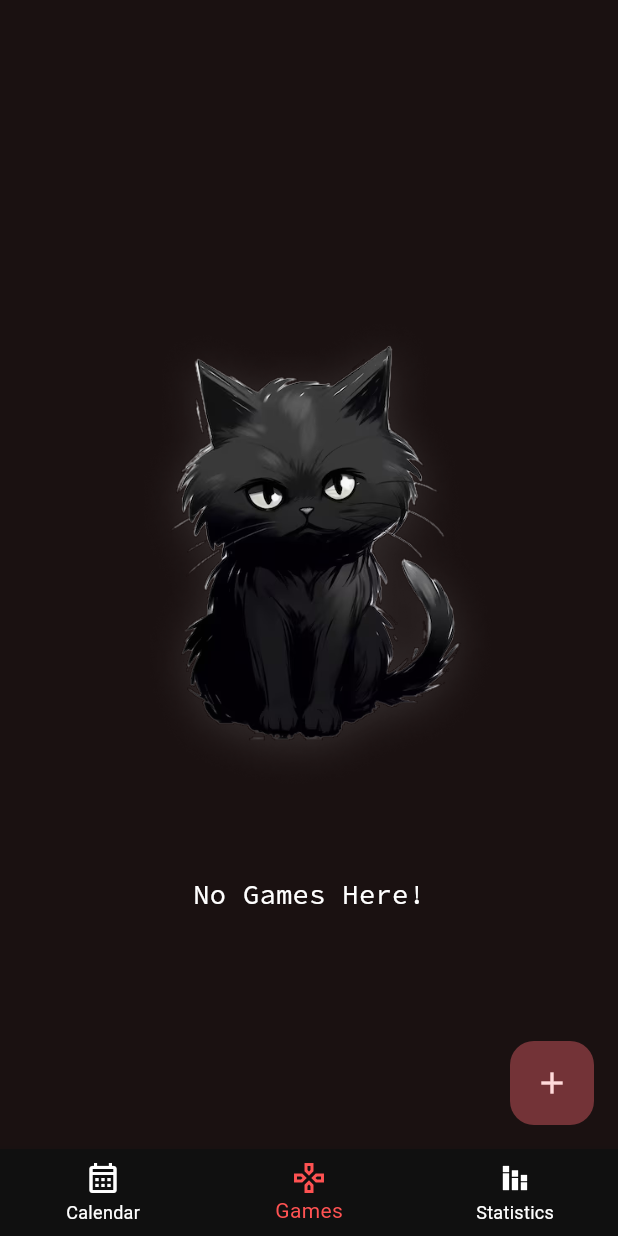
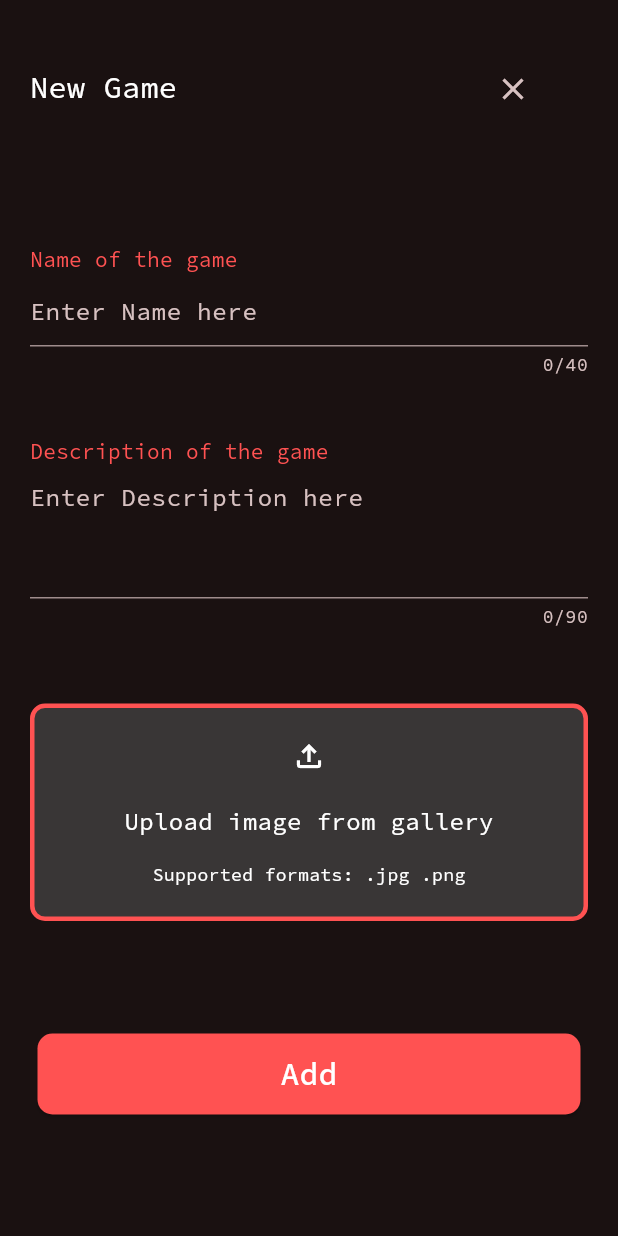
Before and after one commit to nikhil-RGB/gaming-tracker, a Flutter app: the screen it shows after launch, item 2 of the bottom bar chosen, after a tap on the "add" icon, on a phone screen of 412 x 824 dp. Run offline on Flutter 3.47's test engine with Material 3 defaults, Android fonts, the phone set to English and light mode, and no system bars; our stand-ins replace calendar_date_picker2, fluttertoast, gap, google_fonts.

Commit message:
✨ Create "Add Game" page

```diff
--- a/lib/main.dart
+++ b/lib/main.dart
@@ -1,5 +1,4 @@
 import 'package:flutter/material.dart';
-import 'package:gaming_tracker/pages/CalendarPage.dart';
 import 'package:gaming_tracker/pages/LandingPage.dart';
 import 'package:google_fonts/google_fonts.dart';
 
@@ -10,11 +9,10 @@ void main() {
 class MyApp extends StatelessWidget {
   const MyApp({super.key});
 
-  // This widget is the root of your application.
   @override
   Widget build(BuildContext context) {
     return MaterialApp(
-      title: 'Flutter Demo',
+      title: 'Gaming Tracker',
       theme: ThemeData(
         useMaterial3: true,
         colorScheme: ColorScheme.fromSeed(
@@ -27,91 +25,3 @@ class MyApp extends StatelessWidget {
     );
   }
 }
-
-class MyHomePage extends StatefulWidget {
-  const MyHomePage({super.key, required this.title});
-
-  // This widget is the home page of your application. It is stateful, meaning
-  // that it has a State object (defined below) that contains fields that affect
-  // how it looks.
-
-  // This class is the configuration for the state. It holds the values (in this
-  // case the title) provided by the parent (in this case the App widget) and
-  // used by the build method of the State. Fields in a Widget subclass are
-  // always marked "final".
-
-  final String title;
-
-  @override
-  State<MyHomePage> createState() => _MyHomePageState();
-}
-
-class _MyHomePageState extends State<MyHomePage> {
-  int _counter = 0;
-
-  void _incrementCounter() {
-    setState(() {
-      // This call to setState tells the Flutter framework that something has
-      // changed in this State, which causes it to rerun the build method below
-      // so that the display can reflect the updated values. If we changed
-      // _counter without calling setState(), then the build method would not be
-      // called again, and so nothing would appear to happen.
-      _counter++;
-    });
-  }
-
-  @override
-  Widget build(BuildContext context) {
-    // This method is rerun every time setState is called, for instance as done
-    // by the _incrementCounter method above.
-    //
-    // The Flutter framework has been optimized to make rerunning build methods
-    // fast, so that you can just rebuild anything that needs updating rather
-    // than having to individually change instances of widgets.
-    return Scaffold(
-      appBar: AppBar(
-        // TRY THIS: Try changing the color here to a specific color (to
-        // Colors.amber, perhaps?) and trigger a hot reload to see the AppBar
-        // change color while the other colors stay the same.
-        backgroundColor: Theme.of(context).colorScheme.inversePrimary,
-        // Here we take the value from the MyHomePage object that was created by
-        // the App.build method, and use it to set our appbar title.
-        title: Text(widget.title),
-      ),
-      body: Center(
-        // Center is a layout widget. It takes a single child and positions it
-        // in the middle of the parent.
-        child: Column(
-          // Column is also a layout widget. It takes a list of children and
-          // arranges them vertically. By default, it sizes itself to fit its
-          // children horizontally, and tries to be as tall as its parent.
-          //
-          // Column has various properties to control how it sizes itself and
-          // how it positions its children. Here we use mainAxisAlignment to
-          // center the children vertically; the main axis here is the vertical
-          // axis because Columns are vertical (the cross axis would be
-          // horizontal).
-          //
-          // TRY THIS: Invoke "debug painting" (choose the "Toggle Debug Paint"
-          // action in the IDE, or press "p" in the console), to see the
-          // wireframe for each widget.
-          mainAxisAlignment: MainAxisAlignment.center,
-          children: <Widget>[
-            const Text(
-              'You have pushed the button this many times:',
-            ),
-            Text(
-              '$_counter',
-              style: Theme.of(context).textTheme.headlineMedium,
-            ),
-          ],
-        ),
-      ),
-      floatingActionButton: FloatingActionButton(
-        onPressed: _incrementCounter,
-        tooltip: 'Increment',
-        child: const Icon(Icons.add),
-      ), // This trailing comma makes auto-formatting nicer for build methods.
-    );
-  }
-}
--- /dev/null
+++ b/lib/pages/AddGamePage.dart
@@ -0,0 +1,193 @@
+import 'package:flutter/material.dart';
+import 'package:gap/gap.dart';
+import 'package:fluttertoast/fluttertoast.dart';
+
+class AddGamePage extends StatefulWidget {
+  @override
+  State<AddGamePage> createState() => _AddGamePageState();
+}
+
+class _AddGamePageState extends State<AddGamePage> {
+  final TextEditingController _name = TextEditingController();
+  final TextEditingController _description = TextEditingController();
+  @override
+  Widget build(BuildContext context) {
+    ThemeData theme = Theme.of(context);
+    return Scaffold(
+      // resizeToAvoidBottomInset: false,
+      body: SingleChildScrollView(
+        child: Column(
+          crossAxisAlignment: CrossAxisAlignment.start,
+          mainAxisAlignment: MainAxisAlignment.start,
+          children: [
+            const SizedBox(
+              height: 15,
+            ),
+            Padding(
+              padding: const EdgeInsets.all(20.0),
+              child: Row(
+                children: [
+                  const Text(
+                    "New Game",
+                    style: TextStyle(fontSize: 20, color: Colors.white),
+                  ),
+                  const Gap(200),
+                  IconButton(
+                      onPressed: () {
+                        Navigator.of(context).pop();
+                      },
+                      icon: const Icon(Icons.close)),
+                ],
+              ),
+            ),
+            const SizedBox(
+              height: 40,
+            ),
+            buildNameField(),
+            buildDescriptionField(),
+            Gap(10),
+            buildImageContainer(),
+            Gap(30),
+            buildSubmitButton(),
+          ],
+        ),
+      ),
+    );
+  }
+
+  Widget buildNameField() {
+    return Padding(
+      padding: const EdgeInsets.all(20.0),
+      child: Column(
+        mainAxisAlignment: MainAxisAlignment.start,
+        crossAxisAlignment: CrossAxisAlignment.start,
+        children: [
+          const Text(
+            "Name of the game",
+            style: TextStyle(
+              fontSize: 14,
+              color: Colors.redAccent,
+            ),
+          ),
+          TextField(
+            controller: _name,
+            maxLength: 40,
+            style: const TextStyle(color: Colors.white),
+            decoration: const InputDecoration(
+              hintText: "Enter Name here",
+            ),
+          ),
+        ],
+      ),
+    );
+  }
+
+  Widget buildDescriptionField() {
+    return Padding(
+      padding: const EdgeInsets.all(20.0),
+      child: Column(
+        mainAxisAlignment: MainAxisAlignment.start,
+        crossAxisAlignment: CrossAxisAlignment.start,
+        children: [
+          const Text(
+            "Description of the game",
+            style: TextStyle(
+              fontSize: 14,
+              color: Colors.redAccent,
+            ),
+          ),
+          TextField(
+            controller: _description,
+            maxLines: 3,
+            maxLength: 90,
+            style: const TextStyle(color: Colors.white),
+            decoration: const InputDecoration(
+              hintText: "Enter Description here",
+            ),
+          ),
+        ],
+      ),
+    );
+  }
+
+  //Build an image container
+  Widget buildImageContainer() {
+    return Padding(
+      padding: const EdgeInsets.all(20.0),
+      child: Container(
+        decoration: BoxDecoration(
+          color: Color.fromARGB(255, 57, 54, 54),
+          border: Border.all(
+            color: Colors.redAccent,
+            width: 3.0,
+          ),
+          borderRadius: BorderRadius.circular(10.0),
+        ),
+        child: const Padding(
+          padding: EdgeInsets.all(20.0),
+          child: Center(
+            child: Column(
+              mainAxisAlignment: MainAxisAlignment.center,
+              crossAxisAlignment: CrossAxisAlignment.center,
+              children: [
+                Icon(Icons.file_upload_outlined),
+                SizedBox(height: 20.0),
+                Text(
+                  "Upload image from gallery",
+                  style: TextStyle(fontSize: 16, color: Colors.white),
+                ),
+                Gap(15),
+                Text(
+                  "Supported formats: .jpg .png",
+                  style: TextStyle(fontSize: 12, color: Colors.white),
+                )
+              ],
+            ),
+          ),
+        ),
+      ),
+    );
+  }
+
+  // Construct a submit button to save game info
+  Widget buildSubmitButton() {
+    return Container(
+      padding: const EdgeInsets.all(15.0),
+      margin: const EdgeInsets.all(10.0),
+      child: ElevatedButton(
+          style: ElevatedButton.styleFrom(
+            shape: RoundedRectangleBorder(
+              borderRadius: BorderRadius.circular(10.0),
+            ),
+            backgroundColor: Colors.redAccent,
+          ),
+          onPressed: () {
+            save();
+            Fluttertoast.showToast(
+                msg: "Entry Saved!",
+                toastLength: Toast.LENGTH_SHORT,
+                gravity: ToastGravity.BOTTOM,
+                timeInSecForIosWeb: 1,
+                backgroundColor: Color.fromARGB(255, 41, 40, 40),
+                textColor: Colors.white,
+                fontSize: 16.0);
+            Navigator.of(context).pop();
+          },
+          child: const Padding(
+            padding: EdgeInsets.all(12.0),
+            child: Center(
+              child: Text(
+                "Add",
+                style: TextStyle(
+                    fontSize: 21,
+                    fontWeight: FontWeight.w500,
+                    color: Colors.white),
+              ),
+            ),
+          )),
+    );
+  }
+
+  //TO-DO:Implement data persistence via hive boxes
+  void save() {}
+}
--- a/lib/pages/GamesPage.dart
+++ b/lib/pages/GamesPage.dart
@@ -1,4 +1,5 @@
 import 'package:flutter/material.dart';
+import 'package:gaming_tracker/pages/AddGamePage.dart';
 
 class GamesPage extends StatefulWidget {
   @override
@@ -17,7 +18,7 @@ class _GamesPageState extends State<GamesPage> {
           const SizedBox(
             height: 15,
           ),
-          Text(
+          const Text(
             "No Games Here!",
             style: TextStyle(fontSize: 18, color: Colors.white),
           ),
@@ -25,8 +26,11 @@ class _GamesPageState extends State<GamesPage> {
       ),
       floatingActionButton: FloatingActionButton(
         elevation: 0,
-        onPressed: () {},
-        child: Icon(
+        onPressed: () {
+          Navigator.of(context)
+              .push(MaterialPageRoute(builder: (context) => AddGamePage()));
+        },
+        child: const Icon(
           Icons.add_outlined,
         ),
       ),
--- a/lib/pages/LandingPage.dart
+++ b/lib/pages/LandingPage.dart
@@ -1,4 +1,5 @@
 import 'package:flutter/material.dart';
+import 'package:gaming_tracker/pages/AddGamePage.dart';
 import 'package:gaming_tracker/pages/CalendarPage.dart';
 import 'package:gaming_tracker/pages/GamesPage.dart';
 import 'package:gaming_tracker/pages/StatisticsPage.dart';
--- a/pubspec.yaml
+++ b/pubspec.yaml
@@ -18,6 +18,8 @@ dependencies:
   cupertino_icons: ^1.0.2
   calendar_date_picker2: ^0.5.3
   google_fonts: ^6.1.0
+  gap: ^3.0.1
+  fluttertoast: ^8.2.4
 
 dev_dependencies:
   flutter_test:
```
Also changed, not shown: pubspec.lock, 2 other files.
